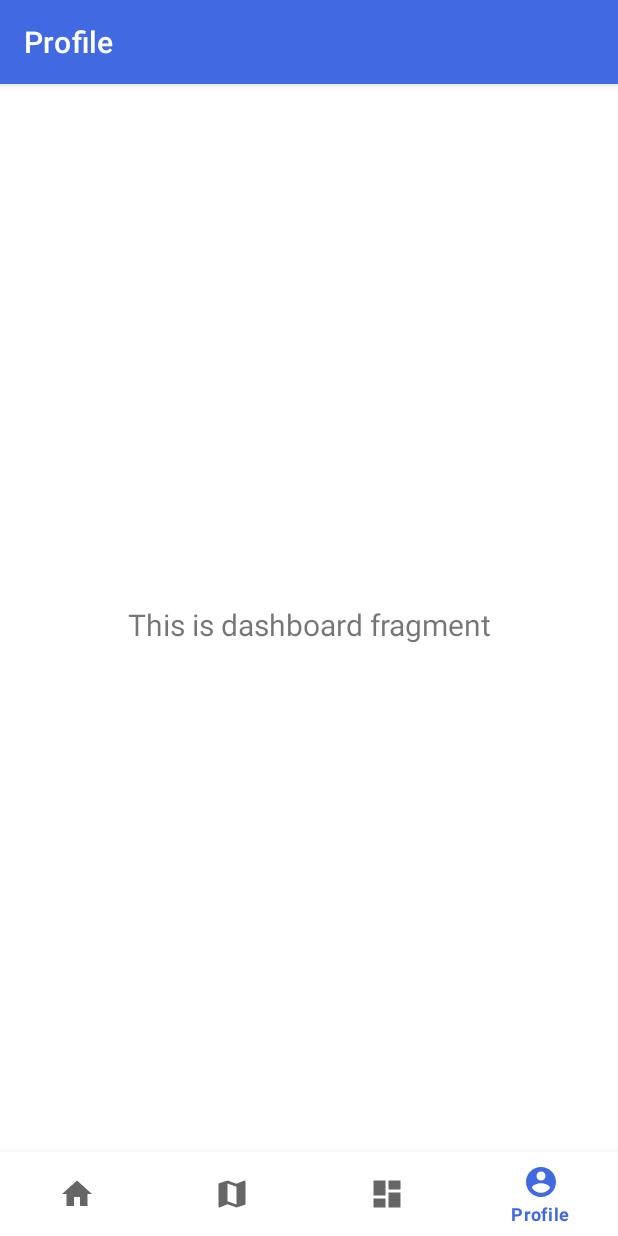
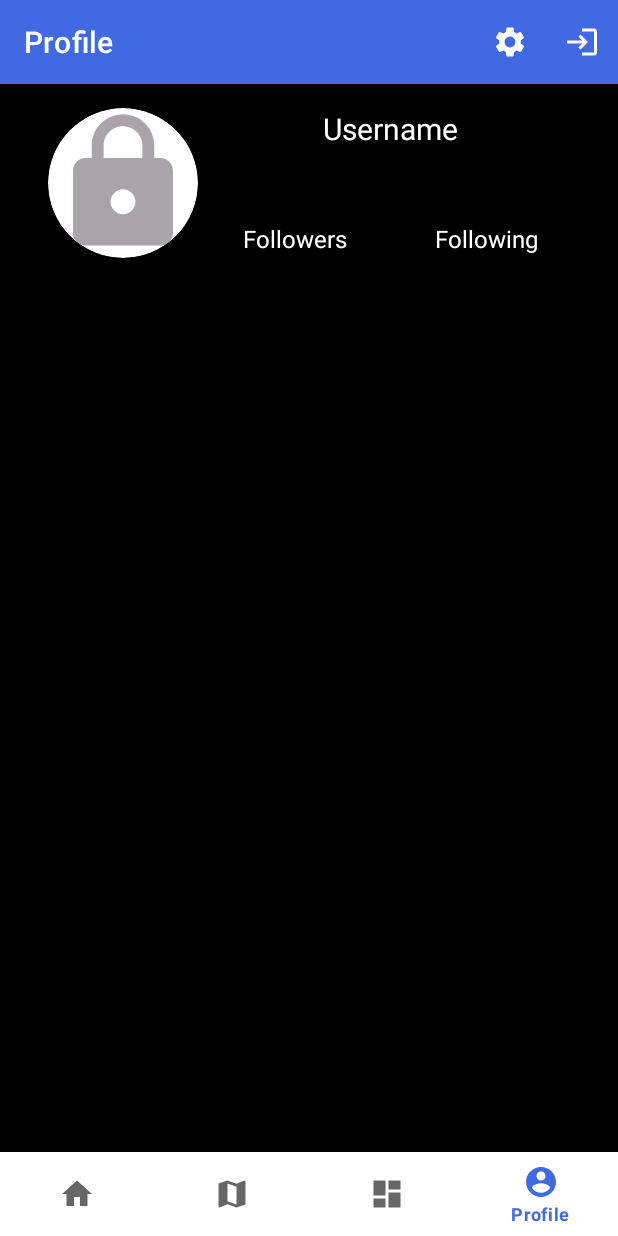
Before and after one commit to WebKingdom/Life_Tok_App, an Android app: the screen it shows after launch once a user with an empty profile is signed in (MainActivity), item 4 of the bottom bar chosen, on a phone screen of 412 x 824 dp. Run offline under Robolectric (Android 15) with nearby library versions, the phone set to English and light mode, and no system bars; our stand-ins replace Firebase (no records; nobody signed in at launch, a user with empty details on screens opened directly), navigation-ui; libraries missing offline, so code that uses them is left out: com.firebase.ui.

Commit message:
Profile page changes

```diff
--- a/app/src/main/java/com/sszabo/life_tok/MainActivity.java
+++ b/app/src/main/java/com/sszabo/life_tok/MainActivity.java
@@ -39,7 +39,6 @@ public class MainActivity extends AppCompatActivity {
     private ActivityMainBinding binding;
     private MainViewModel mViewModel;
     private ActivityResultLauncher<Intent> loginActivityLauncher;
-    private FirebaseAuth.AuthStateListener mAuthListener;
     private FirebaseUser mCurrentUser;
 
     @Override
@@ -62,7 +61,7 @@ public class MainActivity extends AppCompatActivity {
         mViewModel = new ViewModelProvider(this).get(MainViewModel.class);
 
         // Create authentication listener
-        mAuthListener = new FirebaseAuth.AuthStateListener() {
+        FirebaseUtil.setAuthListener(new FirebaseAuth.AuthStateListener() {
             @Override
             public void onAuthStateChanged(@NonNull FirebaseAuth firebaseAuth) {
                 mCurrentUser = FirebaseUtil.getAuth().getCurrentUser();
@@ -72,10 +71,10 @@ public class MainActivity extends AppCompatActivity {
                 } else {
                     Log.d(TAG, "onAuthStateChanged: user == null, starting login for result");
                     // restart login activity
-                    openLoginActivityForResult();
+                    onRestart();
                 }
             }
-        };
+        });
 
         // login activity launcher
         loginActivityLauncher = registerForActivityResult(
@@ -89,10 +88,10 @@ public class MainActivity extends AppCompatActivity {
                         Intent data = result.getData();
                         int res = result.getResultCode();
 
-                        if (res != Activity.RESULT_OK || shouldStartLogin()) {
+                        if (res != Activity.RESULT_OK && shouldStartLogin()) {
                             // start login activity again if not logged in (no request codes)
                             Log.d(TAG, "onActivityResult: Bad results code and current user == null");
-                            openLoginActivityForResult();
+                            onRestart();
                         }
                     }
                 }
@@ -111,22 +110,19 @@ public class MainActivity extends AppCompatActivity {
         }
 
         // TODO start listening to Firestore updates
-        FirebaseUtil.getAuth().addAuthStateListener(mAuthListener);
-
+        FirebaseUtil.addAuthListener();
     }
 
     @Override
     protected void onStop() {
         super.onStop();
-        if (mAuthListener != null) {
-            FirebaseUtil.getAuth().removeAuthStateListener(mAuthListener);
-        }
+        FirebaseUtil.removeAuthListener();
     }
 
     @Override
     protected void onDestroy() {
         super.onDestroy();
-        FirebaseUtil.getAuth().removeAuthStateListener(mAuthListener);
+        FirebaseUtil.removeAuthListener();
         FirebaseUtil.getAuth().signOut();
         FirebaseUtil.getFirestore().terminate();
     }
--- a/app/src/main/java/com/sszabo/life_tok/MainViewModel.java
+++ b/app/src/main/java/com/sszabo/life_tok/MainViewModel.java
@@ -2,13 +2,18 @@ package com.sszabo.life_tok;
 
 import androidx.lifecycle.ViewModel;
 
+import com.google.firebase.auth.FirebaseAuth;
+
 public class MainViewModel extends ViewModel {
     private static final String TAG = MainViewModel.class.getSimpleName();
+
+    private FirebaseAuth.AuthStateListener authListener;
 
     private boolean isLoggingIn;
 
     public MainViewModel() {
         isLoggingIn = false;
+        authListener = null;
     }
 
     public boolean getIsLoggingIn() {
--- /dev/null
+++ b/app/src/main/java/com/sszabo/life_tok/adapter/ProfileAdapter.java
@@ -0,0 +1,98 @@
+package com.sszabo.life_tok.adapter;
+
+import android.content.Context;
+import android.view.LayoutInflater;
+import android.view.View;
+import android.view.ViewGroup;
+import android.widget.ImageView;
+import android.widget.TextView;
+import android.widget.Toast;
+
+import androidx.annotation.NonNull;
+import androidx.recyclerview.widget.RecyclerView;
+
+import com.google.android.gms.tasks.OnCompleteListener;
+import com.google.android.gms.tasks.Task;
+import com.google.firebase.auth.FirebaseUser;
+import com.google.firebase.firestore.DocumentSnapshot;
+import com.sszabo.life_tok.R;
+import com.sszabo.life_tok.model.User;
+import com.sszabo.life_tok.util.FirebaseUtil;
+
+import java.util.Arrays;
+import java.util.HashMap;
+import java.util.List;
+import java.util.Map;
+
+public class ProfileAdapter extends RecyclerView.Adapter<ProfileAdapter.ViewHolder> {
+
+    @NonNull
+    @Override
+    public ViewHolder onCreateViewHolder(@NonNull ViewGroup parent, int viewType) {
+        Context context = parent.getContext();
+        LayoutInflater inflater = LayoutInflater.from(context);
+
+        // inflate custom layout
+        View profileView = inflater.inflate(R.layout.profile_info_row, parent, false);
+
+        // return new view holder instance
+        ViewHolder viewHolder = new ViewHolder(profileView);
+        return viewHolder;
+    }
+
+    // populate data into the item through holder
+    @Override
+    public void onBindViewHolder(@NonNull ViewHolder holder, int position) {
+        FirebaseUser fUser = FirebaseUtil.getAuth().getCurrentUser();
+        User curUser = new User();
+        curUser.setUsername(fUser.getDisplayName());
+
+        FirebaseUtil.getFirestore().collection("users").document(fUser.getUid()).get()
+                .addOnCompleteListener(new OnCompleteListener<DocumentSnapshot>() {
+            @Override
+            public void onComplete(@NonNull Task<DocumentSnapshot> task) {
+                if (task.isSuccessful()) {
+                    try {
+                        DocumentSnapshot document = task.getResult();
+                        curUser.setFollowers((List<String>) document.get("followers"));
+                        curUser.setFollowing((List<String>) document.get("following"));
+
+                        holder.usernameText.setText(curUser.getUsername());
+                        holder.numFollowingText.setText(Integer.toString(curUser.getFollowing().size()));
+                        holder.numFollowersText.setText(Integer.toString(curUser.getFollowers().size()));
+                    } catch (Exception e) {
+                        Toast.makeText(holder.itemView.getContext(), "User data found in DB but null",
+                                Toast.LENGTH_LONG).show();
+                        e.printStackTrace();
+                    }
+                } else {
+                    Toast.makeText(holder.itemView.getContext(), "Could not find user data in DB",
+                            Toast.LENGTH_LONG).show();
+                }
+            }
+        });
+    }
+
+    @Override
+    public int getItemCount() {
+        return 1;
+    }
+
+    public class ViewHolder extends RecyclerView.ViewHolder {
+
+        private ImageView profileImageView;
+        private TextView usernameText;
+        private TextView numFollowersText;
+        private TextView numFollowingText;
+
+        public ViewHolder(@NonNull View itemView) {
+            super(itemView);
+
+            profileImageView = itemView.findViewById(R.id.profileImageView);
+            usernameText = itemView.findViewById(R.id.txt_username);
+            numFollowersText = itemView.findViewById(R.id.txtNumFollowers);
+            numFollowingText = itemView.findViewById(R.id.txtNumFollowing);
+
+        }
+    }
+}
--- a/app/src/main/java/com/sszabo/life_tok/model/User.java
+++ b/app/src/main/java/com/sszabo/life_tok/model/User.java
@@ -17,6 +17,18 @@ public class User {
     private List<String> following;
     private List<String> followers;
 
+    /**
+     * Populated constructor
+     * @param id
+     * @param firstName
+     * @param lastName
+     * @param username
+     * @param email
+     * @param address
+     * @param phoneNo
+     * @param following
+     * @param followers
+     */
     public User(String id, String firstName, String lastName, String username, String email,
                 String address, String phoneNo, List<String> following, List<String> followers) {
         this.id = id;
@@ -28,6 +40,13 @@ public class User {
         this.phoneNo = phoneNo;
         this.following = following;
         this.followers = followers;
+    }
+
+    /**
+     * Empty constructor
+     */
+    public User() {
+
     }
 
     public String getId() {
--- a/app/src/main/java/com/sszabo/life_tok/ui/login/LoginActivity.java
+++ b/app/src/main/java/com/sszabo/life_tok/ui/login/LoginActivity.java
@@ -70,6 +70,7 @@ public class LoginActivity extends AppCompatActivity {
                                     Toast.makeText(LoginActivity.this, "Logging in",
                                             Toast.LENGTH_LONG).show();
                                     Log.d(TAG, "onComplete: Login success");
+                                    setResult(RESULT_OK);
                                     finish();
                                 } else {
                                     Toast.makeText(LoginActivity.this, "Invalid credentials",
--- a/app/src/main/java/com/sszabo/life_tok/ui/profile/ProfileFragment.java
+++ b/app/src/main/java/com/sszabo/life_tok/ui/profile/ProfileFragment.java
@@ -2,17 +2,27 @@ package com.sszabo.life_tok.ui.profile;
 
 import android.os.Bundle;
 import android.view.LayoutInflater;
+import android.view.Menu;
+import android.view.MenuInflater;
+import android.view.MenuItem;
 import android.view.View;
 import android.view.ViewGroup;
 import android.widget.TextView;
+import android.widget.Toolbar;
 
 import androidx.annotation.NonNull;
 import androidx.annotation.Nullable;
+import androidx.constraintlayout.widget.ConstraintLayout;
 import androidx.fragment.app.Fragment;
 import androidx.lifecycle.Observer;
 import androidx.lifecycle.ViewModelProvider;
+import androidx.recyclerview.widget.LinearLayoutManager;
+import androidx.recyclerview.widget.RecyclerView;
 
+import com.sszabo.life_tok.R;
+import com.sszabo.life_tok.adapter.ProfileAdapter;
 import com.sszabo.life_tok.databinding.FragmentProfileBinding;
+import com.sszabo.life_tok.util.FirebaseUtil;
 
 public class ProfileFragment extends Fragment {
 
@@ -30,14 +40,45 @@ public class ProfileFragment extends Fragment {
         binding = FragmentProfileBinding.inflate(inflater, container, false);
         View root = binding.getRoot();
 
-        final TextView textView = binding.txtUsername;
-        profileViewModel.getText().observe(getViewLifecycleOwner(), new Observer<String>() {
-            @Override
-            public void onChanged(@Nullable String s) {
-                textView.setText(s);
-            }
-        });
+        setHasOptionsMenu(true);
+
+        // look up recycler view in profile
+        RecyclerView rvProfile = (RecyclerView) root.findViewById(R.id.recyclerViewProfile);
+        // TODO pass in User argument when creating adapter?
+        ProfileAdapter adapter = new ProfileAdapter();
+        // attach adapter to recycler view to populate items
+        rvProfile.setAdapter(adapter);
+
+        rvProfile.setLayoutManager(new LinearLayoutManager(this.getContext()));
+
+//        final TextView textView = rvProfile.findViewById(R.id.txt_username);
+//        profileViewModel.getText().observe(getViewLifecycleOwner(), new Observer<String>() {
+//            @Override
+//            public void onChanged(@Nullable String s) {
+//                textView.setText(s);
+//            }
+//        });
+
         return root;
+    }
+
+    @Override
+    public void onCreateOptionsMenu(@NonNull Menu menu, @NonNull MenuInflater inflater) {
+        inflater.inflate(R.menu.profile_menu, menu);
+    }
+
+    @Override
+    public boolean onOptionsItemSelected(@NonNull MenuItem item) {
+        switch (item.getItemId()) {
+            case R.id.action_settings:
+                // TODO navigate to screen
+                return true;
+            case R.id.action_logout:
+                FirebaseUtil.resetFirebase();
+                return true;
+            default:
+                return super.onOptionsItemSelected(item);
+        }
     }
 
     @Override
--- a/app/src/main/java/com/sszabo/life_tok/util/FirebaseUtil.java
+++ b/app/src/main/java/com/sszabo/life_tok/util/FirebaseUtil.java
@@ -3,6 +3,7 @@ package com.sszabo.life_tok.util;
 import com.firebase.ui.auth.AuthUI;
 import com.google.firebase.auth.FirebaseAuth;
 import com.google.firebase.firestore.FirebaseFirestore;
+import com.sszabo.life_tok.MainActivity;
 
 public class FirebaseUtil {
     // if debugging use emulator
@@ -11,6 +12,8 @@ public class FirebaseUtil {
     private static FirebaseFirestore mFirestore;
     private static FirebaseAuth mAuth;
     private static AuthUI mAuthUI;
+
+    private static FirebaseAuth.AuthStateListener authListener;
 
     public static FirebaseFirestore getFirestore() {
         if (mFirestore == null) {
@@ -53,4 +56,34 @@ public class FirebaseUtil {
 
         return mAuthUI;
     }
+
+    public static FirebaseAuth.AuthStateListener getAuthListener() {
+        return authListener;
+    }
+
+    public static void setAuthListener(FirebaseAuth.AuthStateListener authListener) {
+        FirebaseUtil.authListener = authListener;
+    }
+
+    public static void addAuthListener() {
+        mAuth.addAuthStateListener(authListener);
+    }
+
+    public static void removeAuthListener() {
+        if (mAuth != null) {
+            mAuth.removeAuthStateListener(authListener);
+        }
+    }
+
+    public static void resetFirebase() {
+        if (mFirestore != null) {
+            mFirestore.terminate();
+        }
+        if (mAuth != null) {
+            mAuth.removeAuthStateListener(authListener);
+            mAuth.signOut();
+        }
+        mFirestore = null;
+        mAuthUI = null;
+    }
 }
--- /dev/null
+++ b/app/src/main/res/drawable/ic_baseline_login_24.xml
@@ -0,0 +1,10 @@
+<vector xmlns:android="http://schemas.android.com/apk/res/android"
+    android:width="24dp"
+    android:height="24dp"
+    android:viewportWidth="24"
+    android:viewportHeight="24"
+    android:tint="?attr/colorControlNormal">
+  <path
+      android:fillColor="@android:color/white"
+      android:pathData="M11,7L9.6,8.4l2.6,2.6H2v2h10.2l-2.6,2.6L11,17l5,-5L11,7zM20,19h-8v2h8c1.1,0 2,-0.9 2,-2V5c0,-1.1 -0.9,-2 -2,-2h-8v2h8V19z"/>
+</vector>
--- /dev/null
+++ b/app/src/main/res/drawable/ic_baseline_settings_24.xml
@@ -0,0 +1,10 @@
+<vector xmlns:android="http://schemas.android.com/apk/res/android"
+    android:width="24dp"
+    android:height="24dp"
+    android:viewportWidth="24"
+    android:viewportHeight="24"
+    android:tint="?attr/colorControlNormal">
+  <path
+      android:fillColor="@android:color/white"
+      android:pathData="M19.14,12.94c0.04,-0.3 0.06,-0.61 0.06,-0.94c0,-0.32 -0.02,-0.64 -0.07,-0.94l2.03,-1.58c0.18,-0.14 0.23,-0.41 0.12,-0.61l-1.92,-3.32c-0.12,-0.22 -0.37,-0.29 -0.59,-0.22l-2.39,0.96c-0.5,-0.38 -1.03,-0.7 -1.62,-0.94L14.4,2.81c-0.04,-0.24 -0.24,-0.41 -0.48,-0.41h-3.84c-0.24,0 -0.43,0.17 -0.47,0.41L9.25,5.35C8.66,5.59 8.12,5.92 7.63,6.29L5.24,5.33c-0.22,-0.08 -0.47,0 -0.59,0.22L2.74,8.87C2.62,9.08 2.66,9.34 2.86,9.48l2.03,1.58C4.84,11.36 4.8,11.69 4.8,12s0.02,0.64 0.07,0.94l-2.03,1.58c-0.18,0.14 -0.23,0.41 -0.12,0.61l1.92,3.32c0.12,0.22 0.37,0.29 0.59,0.22l2.39,-0.96c0.5,0.38 1.03,0.7 1.62,0.94l0.36,2.54c0.05,0.24 0.24,0.41 0.48,0.41h3.84c0.24,0 0.44,-0.17 0.47,-0.41l0.36,-2.54c0.59,-0.24 1.13,-0.56 1.62,-0.94l2.39,0.96c0.22,0.08 0.47,0 0.59,-0.22l1.92,-3.32c0.12,-0.22 0.07,-0.47 -0.12,-0.61L19.14,12.94zM12,15.6c-1.98,0 -3.6,-1.62 -3.6,-3.6s1.62,-3.6 3.6,-3.6s3.6,1.62 3.6,3.6S13.98,15.6 12,15.6z"/>
+</vector>
--- a/app/src/main/res/layout/activity_login.xml
+++ b/app/src/main/res/layout/activity_login.xml
@@ -72,7 +72,7 @@
                 android:layout_marginEnd="70dp"
                 android:layout_marginBottom="20dp"
                 android:buttonTint="@android:color/white"
-                android:text="@string/action_show_password"
+                android:text="@string/show_password"
                 android:textColor="@android:color/white" />
 
             <androidx.appcompat.widget.AppCompatButton
@@ -81,7 +81,7 @@
                 android:layout_height="wrap_content"
                 android:layout_marginBottom="20dp"
                 android:background="@color/royal_blue"
-                android:text="@string/action_login"
+                android:text="@string/login"
                 android:textColor="@color/white"
                 android:textSize="25sp" />
 
@@ -91,7 +91,7 @@
                 android:layout_height="wrap_content"
                 android:layout_marginBottom="10dp"
                 android:background="@color/royal_blue"
-                android:text="@string/action_sign_up"
+                android:text="@string/sign_up"
                 android:textColor="@color/white"
                 android:textSize="25sp" />
 
--- a/app/src/main/res/layout/activity_register.xml
+++ b/app/src/main/res/layout/activity_register.xml
@@ -169,7 +169,7 @@
                 android:layout_height="wrap_content"
                 android:layout_marginBottom="20dp"
                 android:background="@color/royal_blue"
-                android:text="@string/action_create_account"
+                android:text="@string/create_account"
                 android:textColor="@color/white"
                 android:textSize="25sp" />
 
--- a/app/src/main/res/layout/profile_info_row.xml
+++ b/app/src/main/res/layout/profile_info_row.xml
@@ -20,7 +20,7 @@
         app:layout_constraintTop_toTopOf="parent">
 
         <ImageView
-            android:id="@+id/profilePicture"
+            android:id="@+id/profileImageView"
             android:layout_width="match_parent"
             android:layout_height="100dp"
             android:contentDescription="@string/title_profile"
@@ -32,7 +32,6 @@
         android:id="@+id/txt_username"
         android:layout_width="0dp"
         android:layout_height="0dp"
-        android:layout_margin="20dp"
         android:layout_marginStart="8dp"
         android:layout_marginTop="16dp"
         android:layout_marginEnd="16dp"
@@ -43,26 +42,54 @@
         android:textColor="@color/white"
         android:textColorHint="@color/white"
         android:textSize="20sp"
-        app:layout_constraintBottom_toTopOf="@+id/txtFollowers"
+        app:layout_constraintBottom_toTopOf="@+id/txtNumFollowers"
         app:layout_constraintEnd_toEndOf="parent"
         app:layout_constraintStart_toEndOf="@+id/profileCardView"
         app:layout_constraintTop_toTopOf="parent" />
 
     <TextView
-        android:id="@+id/txtFollowers"
+        android:id="@+id/txtNumFollowers"
         android:layout_width="0dp"
         android:layout_height="0dp"
         android:layout_marginTop="8dp"
         android:layout_marginEnd="8dp"
+        android:layout_marginBottom="4dp"
+        android:gravity="center"
+        android:textSize="16sp"
+        app:layout_constraintBottom_toTopOf="@+id/txtFollowers"
+        app:layout_constraintEnd_toStartOf="@+id/txtNumFollowing"
+        app:layout_constraintStart_toStartOf="@+id/txt_username"
+        app:layout_constraintTop_toBottomOf="@+id/txt_username" />
+
+    <TextView
+        android:id="@+id/txtFollowers"
+        android:layout_width="0dp"
+        android:layout_height="0dp"
+        android:layout_marginTop="4dp"
+        android:layout_marginEnd="8dp"
         android:layout_marginBottom="8dp"
         android:gravity="center"
-        android:hint="@string/followers"
+        android:text="@string/followers"
+        android:textSize="16sp"
         android:textColor="@color/white"
         android:textColorHint="@color/white"
         app:layout_constraintBottom_toBottomOf="parent"
         app:layout_constraintEnd_toStartOf="@+id/txtFollowing"
         app:layout_constraintStart_toStartOf="@+id/txt_username"
-        app:layout_constraintTop_toBottomOf="@id/txt_username" />
+        app:layout_constraintTop_toBottomOf="@id/txtNumFollowers" />
+
+    <TextView
+        android:id="@+id/txtNumFollowing"
+        android:layout_width="0dp"
+        android:layout_height="0dp"
+        android:textSize="16sp"
+        app:layout_constraintBottom_toBottomOf="@+id/txtNumFollowers"
+        app:layout_constraintTop_toTopOf="@id/txtNumFollowers"
+        app:layout_constraintStart_toEndOf="@+id/txtNumFollowers"
+        app:layout_constraintEnd_toEndOf="parent"
+        android:layout_marginEnd="16dp"
+        android:layout_marginStart="8dp"
+        android:gravity="center"/>
 
     <TextView
         android:id="@+id/txtFollowing"
@@ -72,7 +99,8 @@
         android:layout_marginEnd="16dp"
         android:layout_marginBottom="8dp"
         android:gravity="center"
-        android:hint="@string/following"
+        android:textSize="16sp"
+        android:text="@string/following"
         android:textColor="@color/white"
         android:textColorHint="@color/white"
         app:layout_constraintBottom_toBottomOf="parent"
--- /dev/null
+++ b/app/src/main/res/menu/profile_menu.xml
@@ -0,0 +1,14 @@
+<?xml version="1.0" encoding="utf-8"?>
+<menu xmlns:android="http://schemas.android.com/apk/res/android"
+    xmlns:app="http://schemas.android.com/apk/res-auto">
+    <item
+        android:id="@+id/action_settings"
+        android:icon="@drawable/ic_baseline_settings_24"
+        android:title="@string/settings"
+        app:showAsAction="ifRoom"/>
+    <item
+        android:id="@+id/action_logout"
+        android:icon="@drawable/ic_baseline_login_24"
+        android:title="@string/login"
+        app:showAsAction="ifRoom|withText"/>
+</menu>
--- a/app/src/main/res/navigation/mobile_navigation.xml
+++ b/app/src/main/res/navigation/mobile_navigation.xml
@@ -4,12 +4,6 @@
     xmlns:tools="http://schemas.android.com/tools"
     android:id="@+id/mobile_navigation"
     app:startDestination="@+id/navigation_home">
-
-<!--    <fragment-->
-<!--        android:id="@+id/navigation_login"-->
-<!--        android:name="com.sszabo.life_tok.ui.login.LoginFragment"-->
-<!--        android:label="@string/title_login"-->
-<!--        tools:layout="@layout/activity_login" />-->
 
     <fragment
         android:id="@+id/navigation_home"
```
Also changed, not shown: app/src/main/res/layout/fragment_profile.xml (+1 -22 lines), app/src/main/res/values/strings.xml (+7 -7 lines).
